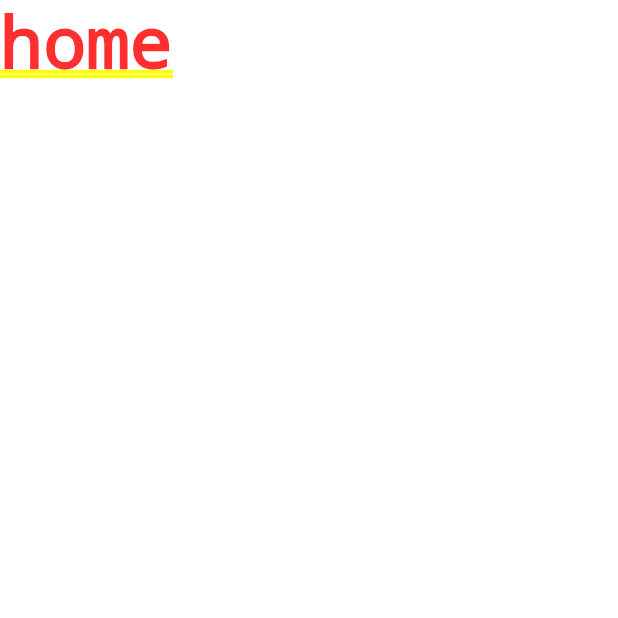
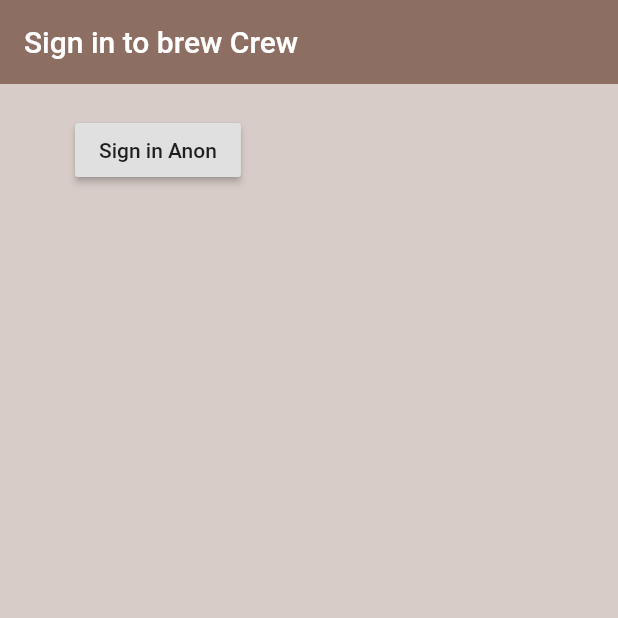
Before and after one commit to ramumaha/coffeeBrew, a Flutter app: the screen it shows after launch, on a phone screen of 412 x 824 dp, the top half of it. Run offline on Flutter 3.47's test engine with Material 2 defaults, Android fonts, the phone set to English and light mode, and no system bars; our stand-ins replace firebase_auth; accounts and stored records are empty.

Commit message:
sign in with background

```diff
--- a/brew_crew/lib/screens/authenticate/authenticate.dart
+++ b/brew_crew/lib/screens/authenticate/authenticate.dart
@@ -1,3 +1,4 @@
+import 'package:brew_crew/screens/authenticate/sign_in.dart';
 import 'package:flutter/material.dart';
 
 class Authenticate extends StatefulWidget {
@@ -11,7 +12,7 @@ class _AuthenticateState extends State<Authenticate> {
   @override
   Widget build(BuildContext context) {
     return Container(
-      child:Text('authenticate'),
+      child:SignIn(),
     );
   }
 }
--- /dev/null
+++ b/brew_crew/lib/screens/authenticate/sign_in.dart
@@ -0,0 +1,31 @@
+import 'package:flutter/material.dart';
+class SignIn extends StatefulWidget {
+  const SignIn({Key? key}) : super(key: key);
+
+  @override
+  _SignInState createState() => _SignInState();
+}
+
+class _SignInState extends State<SignIn> {
+  @override
+  Widget build(BuildContext context) {
+    return Scaffold(
+      backgroundColor: Colors.brown[100],
+      appBar: AppBar(
+        backgroundColor: Colors.brown[400],
+        elevation:0.0,
+        title:Text('Sign in to brew Crew'),
+      ),
+      body:Container(
+        padding:EdgeInsets.symmetric(vertical: 20.0,horizontal: 50.0),
+        child:RaisedButton(
+          child:Text('Sign in Anon'),
+          onPressed: ()async{
+
+          },
+        )
+      )
+
+    );
+  }
+}
--- a/brew_crew/lib/screens/wrapper.dart
+++ b/brew_crew/lib/screens/wrapper.dart
@@ -1,3 +1,4 @@
+import 'package:brew_crew/screens/authenticate/authenticate.dart';
 import 'package:brew_crew/screens/home/home.dart';
 import 'package:flutter/material.dart';
 
@@ -7,6 +8,6 @@ class Wrapper extends StatelessWidget {
   @override
   Widget build(BuildContext context) {
     //return home or authenticate
-    return Home();
+    return Authenticate();
   }
 }
--- a/brew_crew/pubspec.yaml
+++ b/brew_crew/pubspec.yaml
@@ -34,6 +34,10 @@ dependencies:
   # The following adds the Cupertino Icons font to your application.
   # Use with the CupertinoIcons class for iOS style icons.
   cupertino_icons: ^1.0.2
+  firebase_auth: ^3.2.0
+  cloud_firestore: ^3.1.0
+
+
 
 dev_dependencies:
   flutter_test:
```
Also changed, not shown: brew_crew/lib/services/auth.dart (added, +27 -0 lines), brew_crew/pubspec.lock, 1 other file.
